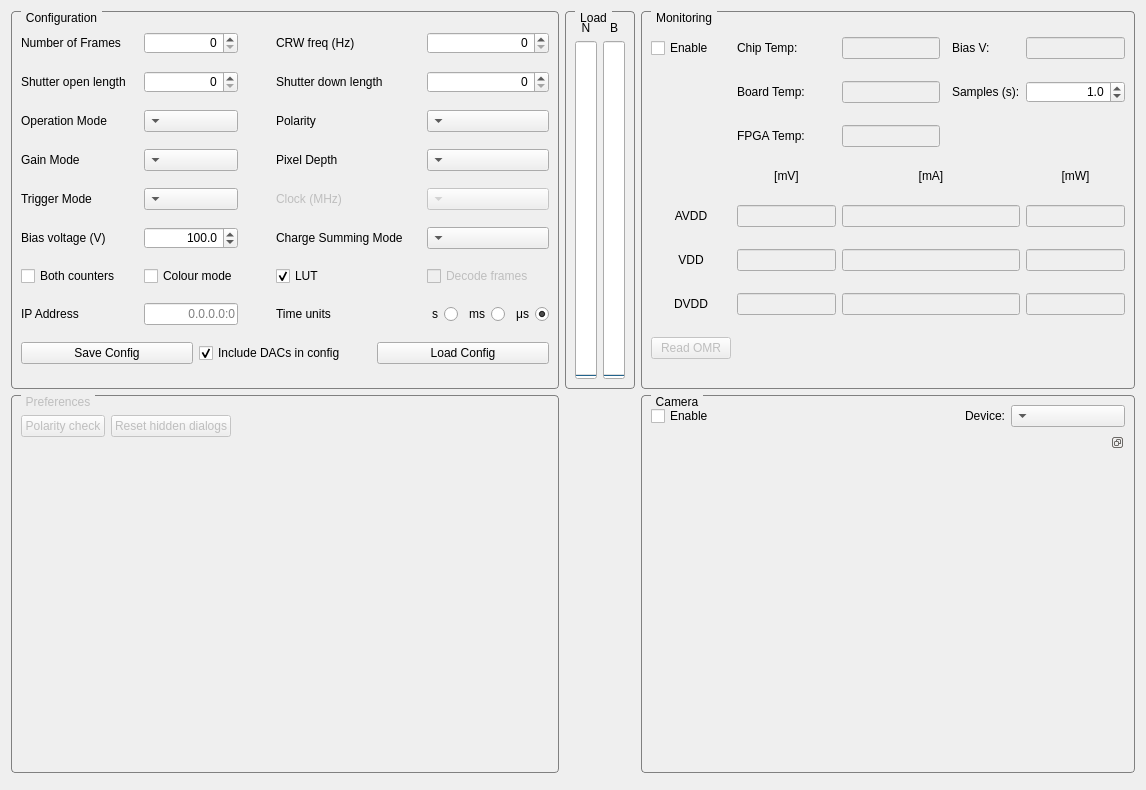
Old version of the form SpidrMpx3Eq/qcstmconfigmonitoring.ui in the repository navrit/dexter.
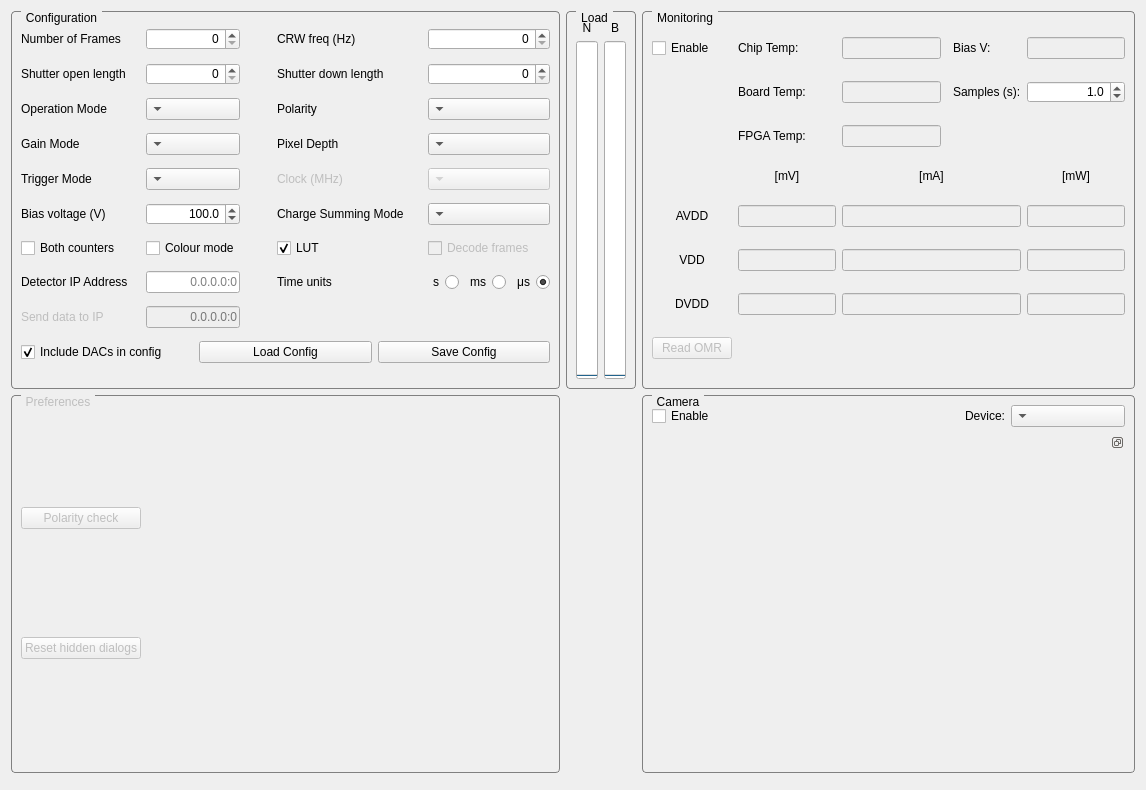
New version of the form.

Diff of the .ui file:
```diff
--- a/SpidrMpx3Eq/qcstmconfigmonitoring.ui
+++ b/SpidrMpx3Eq/qcstmconfigmonitoring.ui
@@ -295,7 +295,7 @@
         <item row="7" column="0">
          <widget class="QLabel" name="label_11">
           <property name="text">
-           <string>IP Address</string>
+           <string>Detector IP Address</string>
           </property>
          </widget>
         </item>
@@ -432,13 +432,6 @@
         </item>
         <item row="9" column="0" colspan="10">
          <layout class="QHBoxLayout" name="horizontalLayout">
-          <item>
-           <widget class="QPushButton" name="SaveButton">
-            <property name="text">
-             <string>Save Config</string>
-            </property>
-           </widget>
-          </item>
           <item>
            <widget class="QCheckBox" name="IncludeDacsCheck">
             <property name="text">
@@ -456,8 +449,38 @@
             </property>
            </widget>
           </item>
+          <item>
+           <widget class="QPushButton" name="SaveButton">
+            <property name="text">
+             <string>Save Config</string>
+            </property>
+           </widget>
+          </item>
          </layout>
         </item>
+        <item row="8" column="0">
+         <widget class="QLabel" name="label_12">
+          <property name="enabled">
+           <bool>false</bool>
+          </property>
+          <property name="text">
+           <string>Send data to IP</string>
+          </property>
+         </widget>
+        </item>
+        <item row="8" column="3">
+         <widget class="QLineEdit" name="sendDataToIPlineEdit">
+          <property name="enabled">
+           <bool>false</bool>
+          </property>
+          <property name="alignment">
+           <set>Qt::AlignRight|Qt::AlignTrailing|Qt::AlignVCenter</set>
+          </property>
+          <property name="placeholderText">
+           <string>0.0.0.0:0</string>
+          </property>
+         </widget>
+        </item>
        </layout>
        <zorder>label_3</zorder>
        <zorder>operationModeComboBox</zorder>
@@ -1003,39 +1026,7 @@
        <property name="title">
         <string>Preferences</string>
        </property>
-       <widget class="QWidget" name="gridLayoutWidget">
-        <property name="geometry">
-         <rect>
-          <x>10</x>
-          <y>20</y>
-          <width>561</width>
-          <height>341</height>
-         </rect>
-        </property>
         <layout class="QGridLayout" name="gridLayout_3">
-         <item row="2" column="0">
-          <spacer name="verticalSpacer">
-           <property name="orientation">
-            <enum>Qt::Vertical</enum>
-           </property>
-           <property name="sizeHint" stdset="0">
-            <size>
-             <width>20</width>
-             <height>40</height>
-            </size>
-           </property>
-          </spacer>
-         </item>
-         <item row="0" column="1">
-          <widget class="QPushButton" name="pushButton_2">
-           <property name="enabled">
-            <bool>false</bool>
-           </property>
-           <property name="text">
-            <string>Reset hidden dialogs</string>
-           </property>
-          </widget>
-         </item>
          <item row="0" column="0">
           <widget class="QPushButton" name="pushButton">
            <property name="enabled">
@@ -1046,7 +1037,17 @@
            </property>
           </widget>
          </item>
-         <item row="0" column="2">
+        <item row="1" column="0">
+         <widget class="QPushButton" name="pushButton_2">
+          <property name="enabled">
+           <bool>false</bool>
+          </property>
+          <property name="text">
+           <string>Reset hidden dialogs</string>
+          </property>
+         </widget>
+        </item>
+        <item row="0" column="1">
           <spacer name="horizontalSpacer_2">
            <property name="orientation">
             <enum>Qt::Horizontal</enum>
@@ -1060,7 +1061,6 @@
           </spacer>
          </item>
         </layout>
-       </widget>
       </widget>
      </item>
     </layout>
```
Left out of the diff: 82 changed lines with no effect on the pictures. Lines whose indentation alone changed are shown as unchanged.
